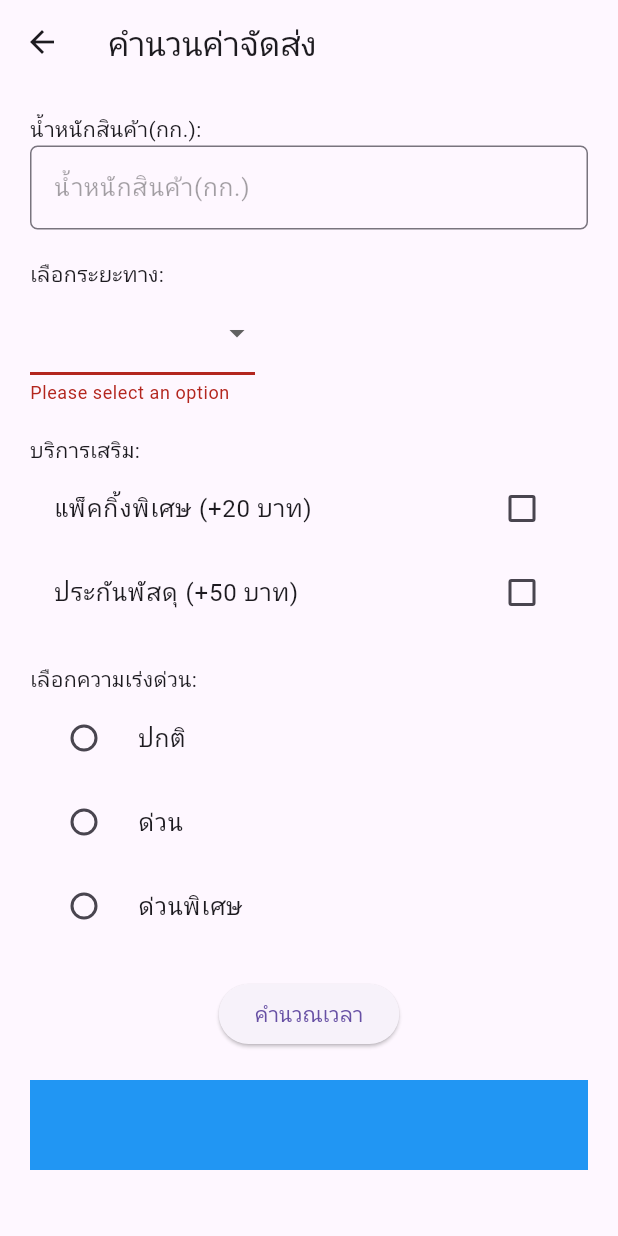
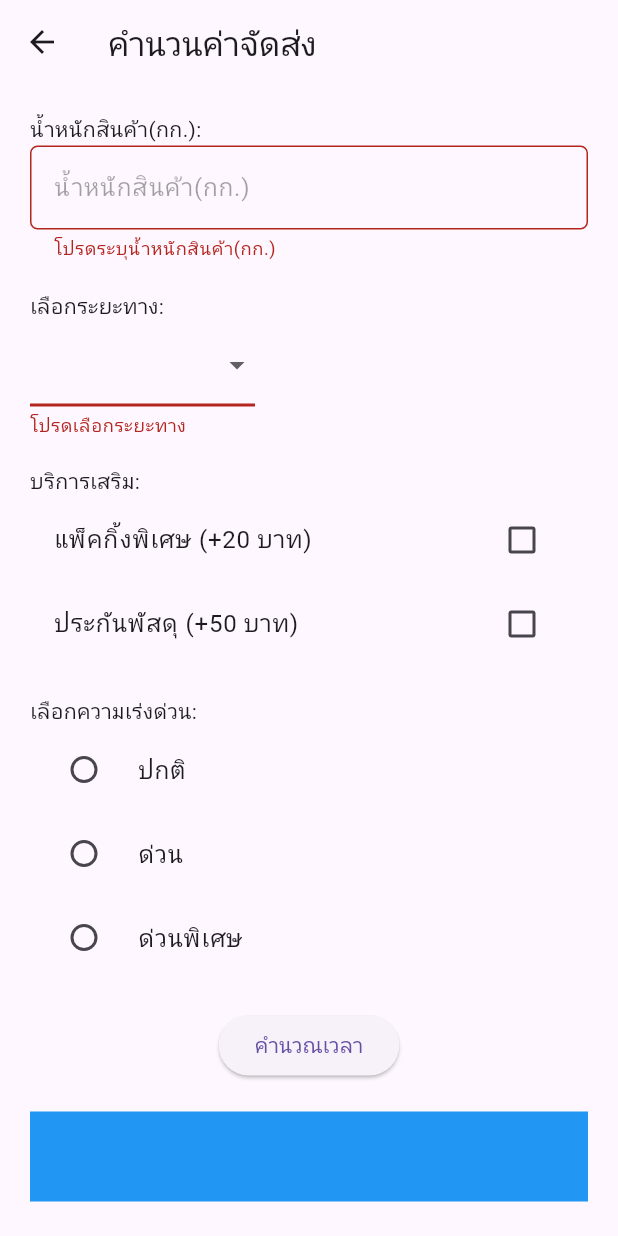
Before and after one commit to SandyKnluck/final_exam_650710520, a Flutter app: the Answer2 screen opened directly, after a tap on "ระยะทาง", after a tap on "คำนวณเวลา", on a phone screen of 412 x 824 dp. Run offline on Flutter 3.47's test engine with Material 3 defaults, Android fonts, the phone set to English and light mode, and no system bars; network calls fail.

Commit message:
final_exam650710520

```diff
--- a/lib/answer2.dart
+++ b/lib/answer2.dart
@@ -62,12 +62,12 @@ class _Answer2State extends State<Answer2> {
   Widget build(BuildContext context) {
     return Scaffold(
         appBar: AppBar(
-          title: Text('คำนวนค่าจัดส่ง'),
+          title: const Text('คำนวนค่าจัดส่ง'),
         ),
         body: Form(
             key: _formKey,
             child: Padding(
-              padding: EdgeInsets.all(20),
+              padding: const EdgeInsets.all(20),
               child: Column(
                 mainAxisAlignment: MainAxisAlignment.start,
                 crossAxisAlignment: CrossAxisAlignment.start,
@@ -75,7 +75,7 @@ class _Answer2State extends State<Answer2> {
                   const Text(
                     'น้ำหนักสินค้า(กก.):',
                   ),
-                  TextField(
+                  TextFormField(
                     controller: _productWeight,
                     decoration: const InputDecoration(
                       label: Text(
@@ -88,6 +88,15 @@ class _Answer2State extends State<Answer2> {
                       ),
                       // floatingLabelBehavior: FloatingLabelBehavior.never,
                     ),
+                    validator: (value) {
+                      if (value == null || value.isEmpty) {
+                        return 'โปรดระบุน้ำหนักสินค้า(กก.)';
+                      }
+                      if (double.tryParse(value) == null) {
+                        return 'Please enter';
+                      }
+                      return null;
+                    },
                   ),
                   const SizedBox(
                     height: 20,
@@ -109,7 +118,7 @@ class _Answer2State extends State<Answer2> {
                         _selectedItem = value;
                       },
                       validator: (value) =>
-                          value == null ? 'Please select an option' : null,
+                          value == null ? 'โปรดเลือกระยะทาง' : null,
                     ),
                   ),
                   const SizedBox(
@@ -186,13 +195,16 @@ class _Answer2State extends State<Answer2> {
                         mainAxisAlignment: MainAxisAlignment.center,
                         crossAxisAlignment: CrossAxisAlignment.start,
                         children: [
-                          Text(
-                            _result,
-                            style: const TextStyle(
-                              fontSize: 18,
-                              fontWeight: FontWeight.bold,
+                          Container(
+                            margin: const EdgeInsets.fromLTRB(10, 0, 0, 0),
+                            child: Text(
+                              _result,
+                              style: const TextStyle(
+                                fontSize: 18,
+                                fontWeight: FontWeight.bold,
+                              ),
                             ),
-                          ),
+                          )
                         ],
                       ))
                 ],
```
